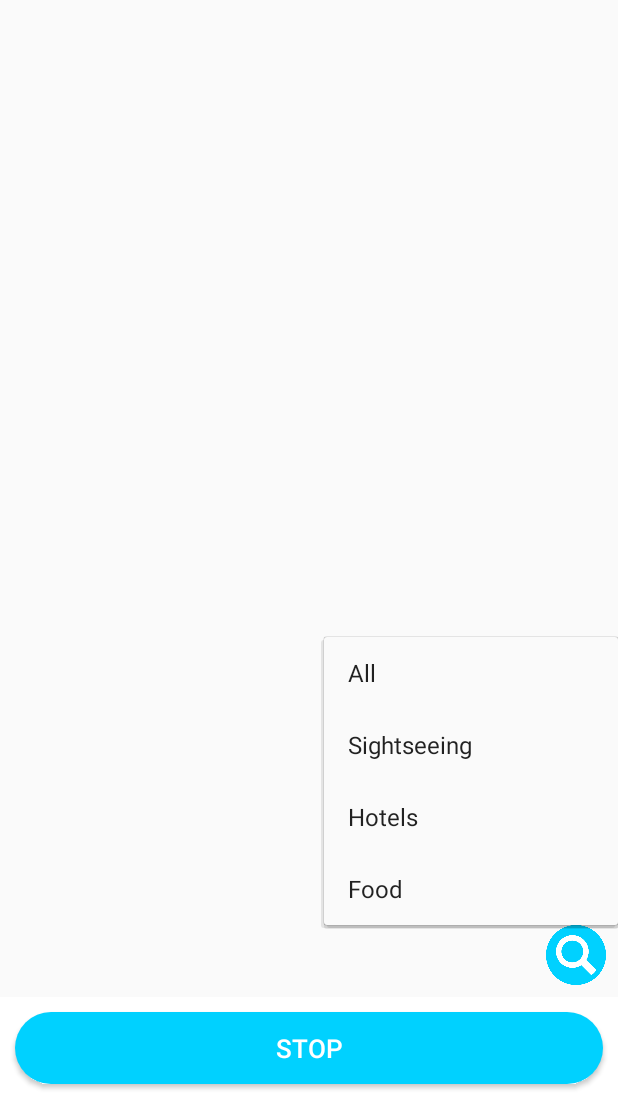
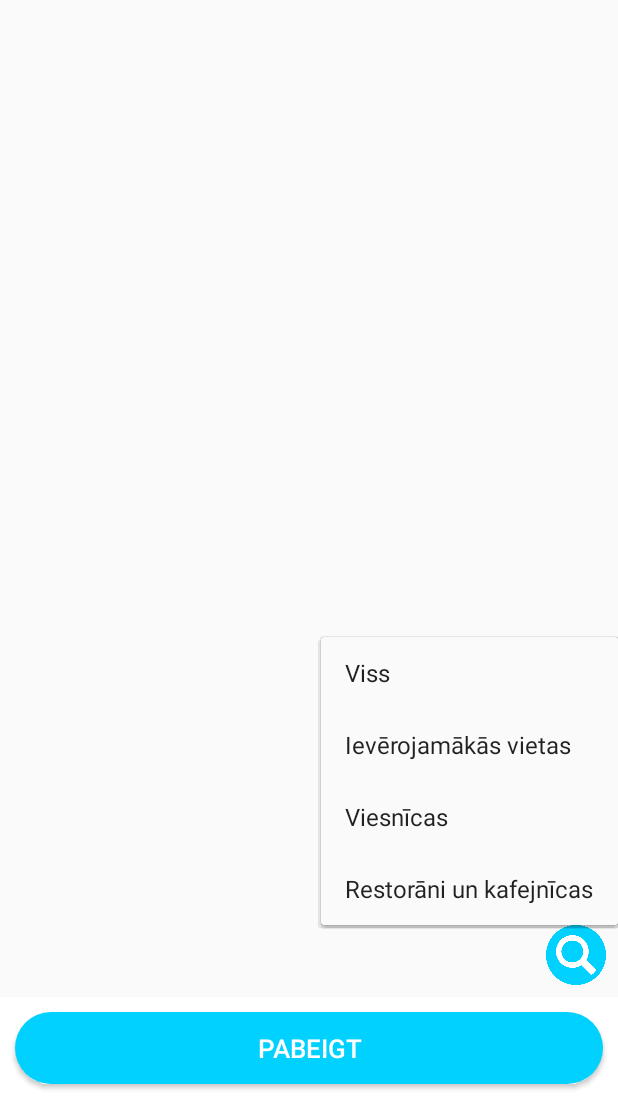
Before and after one commit to GAGUAR/Guider, an Android app: the screen it shows after launch (MainActivity), after a tap on an icon or button, on a phone screen of 412 x 824 dp, the part 137-1236 px from its top. Run offline under Robolectric (Android 15) with nearby library versions, the light colour scheme and no system bars; 1 other tap on this screen came first.

Commit message:
Fixed crash; designed exit interface

```diff
--- a/app/src/main/AndroidManifest.xml
+++ b/app/src/main/AndroidManifest.xml
@@ -34,7 +34,8 @@
 
         <activity
             android:name=".MainActivity"
-            android:label="@string/title_activity_main">
+            android:label="@string/title_activity_main"
+            android:screenOrientation="portrait">
             <intent-filter>
                 <action android:name="android.intent.action.MAIN" />
                 <category android:name="android.intent.category.LAUNCHER" />
@@ -52,7 +53,8 @@
             </intent-filter>
         </service>
 
-        <activity android:name=".InfoActivities" />
+        <activity android:name=".InfoActivities"
+            android:screenOrientation="portrait"/>
     </application>
 
 </manifest>
--- a/app/src/main/java/com/guider/guider/App.java
+++ b/app/src/main/java/com/guider/guider/App.java
@@ -7,7 +7,7 @@
     import android.os.Build;
 
     public class App extends Application {
-    public static final String CHANNEL_ID="exampleServiceChannel";
+    public static final String CHANNEL_ID="guiderTourNotification";
 
     @Override
     public void onCreate() {
@@ -17,7 +17,7 @@
 
     private void createNotificationChannel() {
         if(Build.VERSION.SDK_INT>=Build.VERSION_CODES.O){
-            NotificationChannel serviceChannel=new NotificationChannel(CHANNEL_ID,"Example Service Channel", NotificationManager.IMPORTANCE_DEFAULT);
+            NotificationChannel serviceChannel=new NotificationChannel(CHANNEL_ID,"Guider Tour Notification", NotificationManager.IMPORTANCE_DEFAULT);
             NotificationManager manager=getSystemService(NotificationManager.class);
             manager.createNotificationChannel(serviceChannel);
         }
--- a/app/src/main/java/com/guider/guider/GPS_Service.java
+++ b/app/src/main/java/com/guider/guider/GPS_Service.java
@@ -671,6 +671,8 @@
                 intent.putExtra("latLng28", latLng28);
                 intent.putExtra("latLng29", latLng29);
                 intent.putExtra("bearing",location.getBearing());
+                boolean started=true;
+                intent.putExtra("started",started);
 
                 sendBroadcast(intent); //sending  all coordinate data
 
--- a/app/src/main/java/com/guider/guider/MainActivity.java
+++ b/app/src/main/java/com/guider/guider/MainActivity.java
@@ -16,10 +16,13 @@ import android.support.v4.app.ActivityCompat;
 import android.support.v4.content.ContextCompat;
 import android.support.v7.app.AppCompatActivity;
 import android.support.v7.widget.PopupMenu;
+import android.text.Layout;
 import android.util.Log;
 import android.view.MenuItem;
 import android.view.View;
 import android.widget.Button;
+import android.widget.RelativeLayout;
+import android.widget.TextView;
 
 import com.google.android.gms.location.FusedLocationProviderClient;
 import com.google.android.gms.location.LocationServices;
@@ -27,6 +30,7 @@ import com.google.android.gms.maps.CameraUpdateFactory;
 import com.google.android.gms.maps.GoogleMap;
 import com.google.android.gms.maps.OnMapReadyCallback;
 import com.google.android.gms.maps.SupportMapFragment;
+import com.google.android.gms.maps.UiSettings;
 import com.google.android.gms.maps.model.CameraPosition;
 import com.google.android.gms.maps.model.CircleOptions;
 import com.google.android.gms.maps.model.LatLng;
@@ -59,8 +63,9 @@ public class MainActivity extends AppCompatActivity implements OnMapReadyCallbac
     private static final int LOCATION_PERMISSION_REQUEST_CODE = 1234;
     private static final float DEFAULT_ZOOM = 15f;
     private static final String ATAG = "Opened";
-    private Button start, stop, search, gpscenter;
+    private Button start, stop, search, gpscenter, yes, no,crossexit;
     private BroadcastReceiver broadcastReceiver;
+    private RelativeLayout exitlout;
     private Marker currentLocationMarker;
     private boolean sightseeing = true;
     private boolean food = true;
@@ -69,22 +74,49 @@ public class MainActivity extends AppCompatActivity implements OnMapReadyCallbac
     private Boolean mLocationPermissionsGranted = false;
     private GoogleMap mMap;
     private FusedLocationProviderClient mFusedLocationProviderClient;
+    private boolean stopserv=false;
 
     @Override
     protected void onCreate(@Nullable Bundle savedInstanceState) {
         super.onCreate(savedInstanceState);
+
         setContentView(R.layout.activity_main);
+        exitlout=(RelativeLayout) findViewById(R.id.exitlout);
         start = (Button) findViewById(R.id.start);
         stop = (Button) findViewById(R.id.stop);
+        crossexit=(Button)findViewById(R.id.exitbutton);
         search = (Button) findViewById(R.id.searchButton);
         stop.setVisibility(View.INVISIBLE);
         search.setVisibility(View.INVISIBLE);
+        yes=(Button)findViewById(R.id.yes);
+        no=(Button)findViewById(R.id.no);
+        exitlout.setVisibility(View.INVISIBLE);
         gpscenter=(Button)findViewById(R.id.gpscenter);
         gpscenter.setVisibility(View.GONE);
         getLocationPermission();
         enable_buttons();
     }
     private void enable_buttons() {
+        crossexit.setOnClickListener(new View.OnClickListener() {
+            @Override
+            public void onClick(View v) {
+                nopressed();
+            }
+        });
+        no.setOnClickListener(new View.OnClickListener() {
+            @Override
+            public void onClick(View v) {
+                nopressed();
+            }
+        });
+        yes.setOnClickListener(new View.OnClickListener() {
+            @Override
+            public void onClick(View v) {
+                Intent i = new Intent(getApplicationContext(), GPS_Service.class);
+                stopService(i);
+                finish();
+            }
+        });
         gpscenter.setOnClickListener(new View.OnClickListener() {
             @Override
             public void onClick(View v) {
@@ -105,12 +137,15 @@ public class MainActivity extends AppCompatActivity implements OnMapReadyCallbac
         stop.setOnClickListener(new View.OnClickListener() {
             @Override
             public void onClick(View v) {
-                Intent i = new Intent(getApplicationContext(), GPS_Service.class);
 
-                stopService(i);
-                start.setVisibility(View.VISIBLE);
-                stop.setVisibility(View.INVISIBLE);
                 search.setVisibility(View.INVISIBLE);//Stop GPS Services
+                exitlout.setVisibility(View.VISIBLE);
+                gpscenter.setVisibility(View.GONE);
+                mMap.getUiSettings().setZoomGesturesEnabled(false);
+                mMap.getUiSettings().setScrollGesturesEnabled(false);
+                mMap.getUiSettings().setTiltGesturesEnabled(false);
+                mMap.getUiSettings().setRotateGesturesEnabled(false);
+                stopserv=true;
             }
         });
         search.setOnClickListener(new View.OnClickListener() {
@@ -178,6 +213,21 @@ public class MainActivity extends AppCompatActivity implements OnMapReadyCallbac
         });
 
     }
+
+    private void nopressed() {
+        if(moved!=false){
+            gpscenter.setVisibility(View.VISIBLE);
+        }
+        stop.setVisibility(View.VISIBLE);
+        search.setVisibility(View.VISIBLE);
+        exitlout.setVisibility(View.INVISIBLE);
+        mMap.getUiSettings().setZoomGesturesEnabled(true);
+        mMap.getUiSettings().setScrollGesturesEnabled(true);
+        mMap.getUiSettings().setTiltGesturesEnabled(true);
+        mMap.getUiSettings().setRotateGesturesEnabled(true);
+        stopserv=false;
+    }
+
     private void getDeviceLocation(){
         mFusedLocationProviderClient = LocationServices.getFusedLocationProviderClient(this);
 
@@ -188,7 +238,7 @@ public class MainActivity extends AppCompatActivity implements OnMapReadyCallbac
                 location.addOnCompleteListener(new OnCompleteListener() {
                     @Override
                     public void onComplete(@NonNull Task task) {
-                        if(task.isSuccessful()){
+                        if (task.isSuccessful() && task.getResult() != null) {
                             Location currentLocation = (Location) task.getResult();
                             moveCamera(new LatLng(currentLocation.getLatitude(), currentLocation.getLongitude()),
                                     DEFAULT_ZOOM);
@@ -497,16 +547,17 @@ public class MainActivity extends AppCompatActivity implements OnMapReadyCallbac
     }
     @Override
     public void onCameraMoveStarted(int reason) {
-
+        if (stopserv = true) {
             if (reason == GoogleMap.OnCameraMoveStartedListener.REASON_GESTURE) {
-            moved=true;
+                moved = true;
                 gpscenter.setVisibility(View.VISIBLE);
             } else if (reason == GoogleMap.OnCameraMoveStartedListener
                     .REASON_API_ANIMATION) {
-            moved=true;
+                moved = true;
                 gpscenter.setVisibility(View.VISIBLE);
             } else if (reason == GoogleMap.OnCameraMoveStartedListener
                     .REASON_DEVELOPER_ANIMATION) {
             }
         }
     }
+}
--- /dev/null
+++ b/app/src/main/res/drawable/exitshape.xml
@@ -0,0 +1,8 @@
+<?xml version="1.0" encoding="utf-8"?>
+<shape
+    xmlns:android="http://schemas.android.com/apk/res/android"
+    android:shape="rectangle">
+    <corners android:radius="20dp" />
+    <solid
+        android:color="@android:color/white" />
+</shape>
--- /dev/null
+++ b/app/src/main/res/drawable/textback.xml
@@ -0,0 +1,8 @@
+<?xml version="1.0" encoding="utf-8"?>
+<shape xmlns:android="http://schemas.android.com/apk/res/android"
+    android:shape="rectangle">
+    <solid android:color="@android:color/holo_red_light" />
+    <corners android:topLeftRadius="10dp"
+        android:topRightRadius="15dp"/>
+
+</shape>
--- a/app/src/main/res/layout/activity_main.xml
+++ b/app/src/main/res/layout/activity_main.xml
@@ -1,10 +1,12 @@
 <?xml version="1.0" encoding="utf-8"?>
+
 <LinearLayout xmlns:android="http://schemas.android.com/apk/res/android"
     xmlns:tools="http://schemas.android.com/tools"
     android:layout_width="match_parent"
     android:layout_height="match_parent"
     android:layout_alignParentBottom="false"
     android:orientation="vertical">
+
     <include layout="@layout/toolbar"
         android:id="@+id/toolbar"/>
     <RelativeLayout
@@ -38,14 +40,14 @@
             android:layout_alignRight="@id/map"
             android:background="@drawable/gpscenter" />
 
+
         <RelativeLayout
-            android:layout_width="wrap_content"
+            android:layout_width="match_parent"
             android:layout_height="wrap_content"
             android:layout_alignBottom="@+id/map"
             android:id="@+id/buttonlayout"
             android:background="@color/colorPrimary"
             android:orientation="vertical">
-
             <Button
                 android:id="@+id/start"
                 android:layout_width="match_parent"
@@ -56,7 +58,7 @@
                 android:layout_centerVertical="true"
                 android:background="@drawable/mainbuttons"
                 android:onClick="startService"
-                android:text="Start"
+                android:text="SĀKT"
                 android:textColor="@android:color/white"
                 android:textSize="17dp" />
 
@@ -71,16 +73,89 @@
                 android:layout_centerVertical="true"
 
                 android:onClick="stopService"
-                android:text="Stop"
+                android:text="PABEIGT"
                 android:textColor="@android:color/white"
                 android:textSize="17dp" />
 
-        </RelativeLayout>
 
 
+        </RelativeLayout>
+        <RelativeLayout
+            android:layout_width="match_parent"
+            android:layout_height="match_parent"
+            android:background="@color/exitColor"
+            android:id="@+id/exitlout"
+            android:orientation="vertical">
+            <LinearLayout
+                android:layout_width="wrap_content"
+                android:layout_height="wrap_content"
+                android:layout_centerHorizontal="true"
+                android:layout_centerVertical="true"
+                android:background="@drawable/exitshape"
+                android:orientation="vertical">
+                <RelativeLayout
+                    android:layout_width="match_parent"
+                    android:layout_height="match_parent"
+                    android:id="@+id/textcross"
+                    android:orientation="vertical">
+                <TextView
+                    android:layout_width="match_parent"
+                    android:layout_height="wrap_content"
+                    android:id="@+id/suretxt"
+                    android:textAlignment="center"
+                    android:background="@drawable/textback"
+                    android:textColor="@android:color/white"
+                    android:textSize="30dp"
+                    android:text="Tiešām?"/>
+                    <Button
+                        android:layout_width="30dp"
+                        android:layout_height="30dp"
+                        android:id="@+id/exitbutton"
+                        android:layout_alignParentRight="true"
+                        android:layout_alignParentTop="true"
+                        android:background="@drawable/cross" />
+                </RelativeLayout>
+
+            <LinearLayout
+                android:layout_width="wrap_content"
+                android:layout_height="wrap_content"
+                android:layout_centerHorizontal="true"
+                android:layout_centerVertical="true"
+                android:orientation="horizontal">
+                <Button
+                    android:id="@+id/yes"
+                    android:layout_width="match_parent"
+                    android:layout_height="wrap_content"
+                    android:layout_margin="10dp"
+                    android:layout_weight="1"
+                    android:background="@drawable/mainbuttons"
+                    android:onClick="startService"
+                    android:text="JĀ"
+                    android:textColor="@android:color/white"
+                    android:textSize="17dp" />
+                <Button
+                    android:id="@+id/no"
+                    android:layout_width="match_parent"
+                    android:layout_height="wrap_content"
+                    android:layout_weight="1"
+                    android:layout_margin="10dp"
+                    android:background="@drawable/mainbuttons"
+                    android:onClick="startService"
+                    android:text="NĒ"
+                    android:textColor="@android:color/white"
+                    android:textSize="17dp" />
+
+            </LinearLayout>
+            </LinearLayout>
+
+
+
+        </RelativeLayout>
     </RelativeLayout>
 
 
 
 
+
+
 </LinearLayout>
--- a/app/src/main/res/menu/popup_menu.xml
+++ b/app/src/main/res/menu/popup_menu.xml
@@ -2,14 +2,14 @@
 <menu xmlns:android="http://schemas.android.com/apk/res/android">
 <item
     android:id="@+id/all"
-    android:title="All"/>
+    android:title="Viss"/>
     <item
         android:id="@+id/sightseeing"
-        android:title="Sightseeing"/>
+        android:title="Ievērojamākās vietas"/>
     <item
         android:id="@+id/hotels"
-        android:title="Hotels"/>
+        android:title="Viesnīcas"/>
     <item
         android:id="@+id/food"
-        android:title="Food"/>
+        android:title="Restorāni un kafejnīcas"/>
 </menu>
--- a/app/src/main/res/values/colors.xml
+++ b/app/src/main/res/values/colors.xml
@@ -3,6 +3,7 @@
     <color name="colorPrimary">#FFFFFF</color>
     <color name="colorPrimaryDark">#00D1FF</color>
     <color name="colorAccent">#D81B60</color>
+    <color name="exitColor">#99000000</color>
 
     <color name="black_overlay">#66000000</color>
 </resources>
```
Also changed, not shown: app/src/main/res/drawable/cross.png (added). Lines whose indentation alone changed are shown as unchanged.
